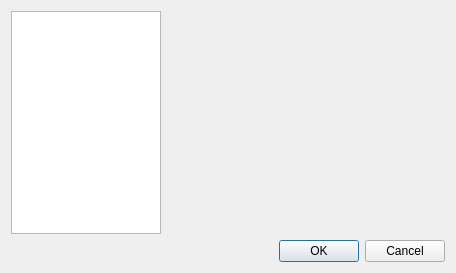
This is ui/qqsettingsmanager.ui in dguihal/quteqoin as Qt 5 draws it before an edit. The edited form follows.
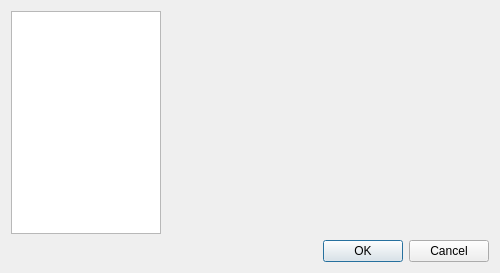
This is the edited form.

Patch:
```diff
--- a/ui/qqsettingsmanager.ui
+++ b/ui/qqsettingsmanager.ui
@@ -6,8 +6,8 @@
    <rect>
     <x>0</x>
     <y>0</y>
-    <width>442</width>
-    <height>259</height>
+    <width>500</width>
+    <height>267</height>
    </rect>
   </property>
   <property name="sizePolicy">
```
Left out of the diff: 22 changed lines with no effect on the pictures.
